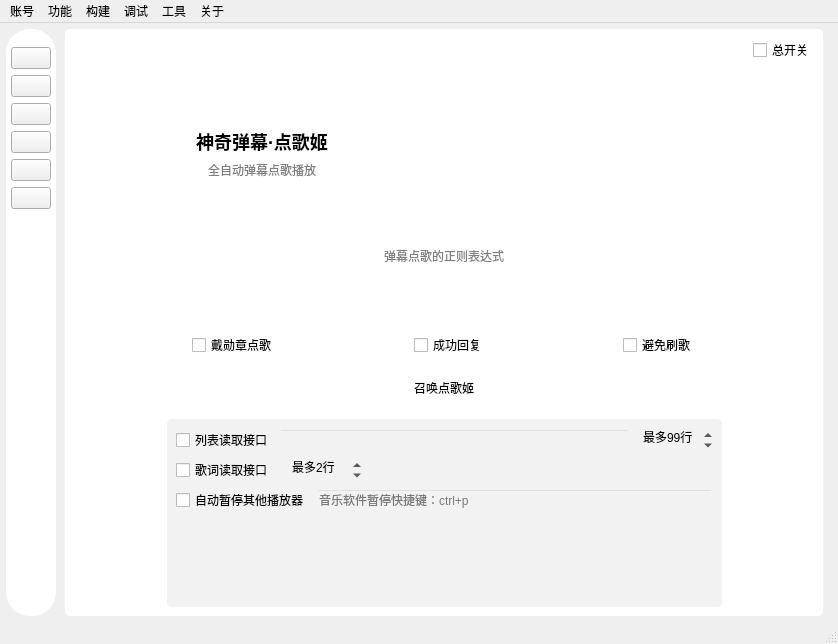
First picture: the form in mainwindow/mainwindow.ui, repository iwxyi/Bilibili-MagicalDanmaku, before the edit.
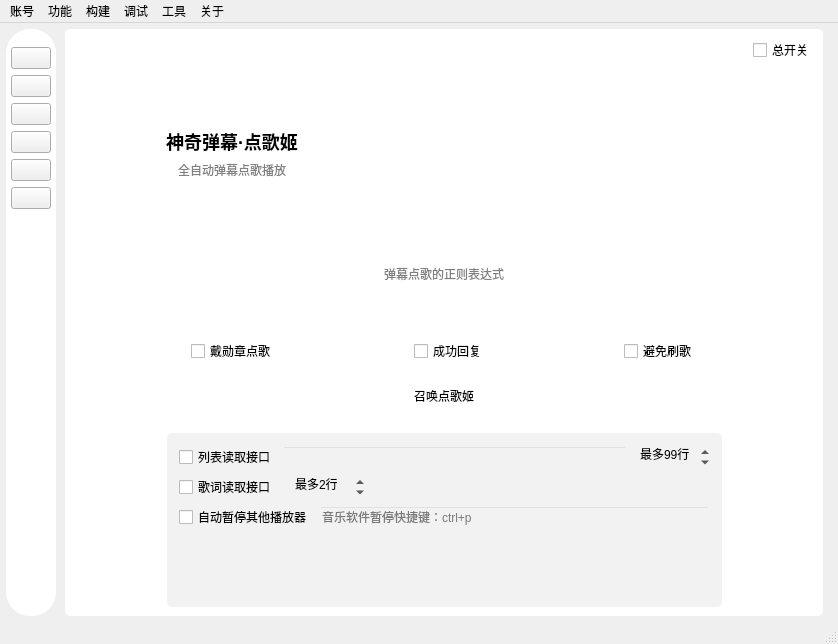
Second picture: the form after the edit. Icons and pictures are not drawn. Custom widgets are drawn as their Qt base class.

The edit to the form file:
```diff
--- a/mainwindow/mainwindow.ui
+++ b/mainwindow/mainwindow.ui
@@ -4351,9 +4351,9 @@
 	border-radius: 5px;
 }</string>
           </property>
-          <layout class="QVBoxLayout" name="verticalLayout_53" stretch="0,1,0,0,0,0">
+          <layout class="QVBoxLayout" name="verticalLayout_53" stretch="0,1,0,0">
            <property name="spacing">
-            <number>18</number>
+            <number>6</number>
            </property>
            <item>
             <layout class="QHBoxLayout" name="horizontalLayout_27">
@@ -4387,7 +4387,7 @@
            </item>
            <item>
             <widget class="QWidget" name="musicBigTitleWidget" native="true">
-             <layout class="QHBoxLayout" name="horizontalLayout_23" stretch="1,1">
+             <layout class="QHBoxLayout" name="horizontalLayout_23" stretch="5,7">
               <item>
                <layout class="QVBoxLayout" name="verticalLayout_49">
                 <item>
@@ -4451,6 +4451,17 @@
              </layout>
             </widget>
            </item>
+           <item>
+            <layout class="QVBoxLayout" name="verticalLayout_9">
+             <property name="spacing">
+              <number>20</number>
+             </property>
+             <property name="topMargin">
+              <number>18</number>
+             </property>
+             <property name="bottomMargin">
+              <number>18</number>
+             </property>
            <item>
             <layout class="QHBoxLayout" name="horizontalLayout_34">
              <property name="topMargin">
@@ -4518,6 +4529,9 @@
              </item>
              <item>
               <layout class="QVBoxLayout" name="verticalLayout_50">
+                 <property name="spacing">
+                  <number>4</number>
+                 </property>
                <item>
                 <widget class="QLabel" name="label_41">
                  <property name="minimumSize">
@@ -4566,6 +4580,9 @@
              </item>
              <item>
               <layout class="QVBoxLayout" name="verticalLayout_51">
+                 <property name="spacing">
+                  <number>4</number>
+                 </property>
                <item>
                 <widget class="QLabel" name="label_43">
                  <property name="minimumSize">
@@ -4611,6 +4628,9 @@
              </item>
              <item>
               <layout class="QVBoxLayout" name="verticalLayout_52">
+                 <property name="spacing">
+                  <number>4</number>
+                 </property>
                <item>
                 <widget class="QLabel" name="label_44">
                  <property name="minimumSize">
@@ -4702,6 +4722,8 @@
              </item>
             </layout>
            </item>
+            </layout>
+           </item>
            <item>
             <layout class="QHBoxLayout" name="horizontalLayout_33" stretch="1,6,1">
              <property name="topMargin">
@@ -4730,6 +4752,18 @@
 }</string>
                </property>
                <layout class="QVBoxLayout" name="verticalLayout_54">
+                <property name="leftMargin">
+                 <number>12</number>
+                </property>
+                <property name="topMargin">
+                 <number>12</number>
+                </property>
+                <property name="rightMargin">
+                 <number>12</number>
+                </property>
+                <property name="bottomMargin">
+                 <number>12</number>
+                </property>
                 <item>
                  <layout class="QHBoxLayout" name="horizontalLayout_45" stretch="0,0,0">
                   <property name="topMargin">
@@ -4914,7 +4948,7 @@
                   <property name="maximumSize">
                    <size>
                     <width>16777215</width>
-                    <height>80</height>
+                    <height>60</height>
                    </size>
                   </property>
                   <property name="toolTip">
@@ -6332,6 +6366,12 @@
    <header>waterfallscrollarea.h</header>
    <container>1</container>
   </customwidget>
+  <customwidget>
+   <class>PartImageWidget</class>
+   <extends>QWidget</extends>
+   <header>partimagewidget.h</header>
+   <container>1</container>
+  </customwidget>
  </customwidgets>
  <resources>
   <include location="../resources/resource.qrc"/>
```
Left out of the diff: 6 changed lines with no effect on the pictures. Lines whose indentation alone changed are shown as unchanged.
